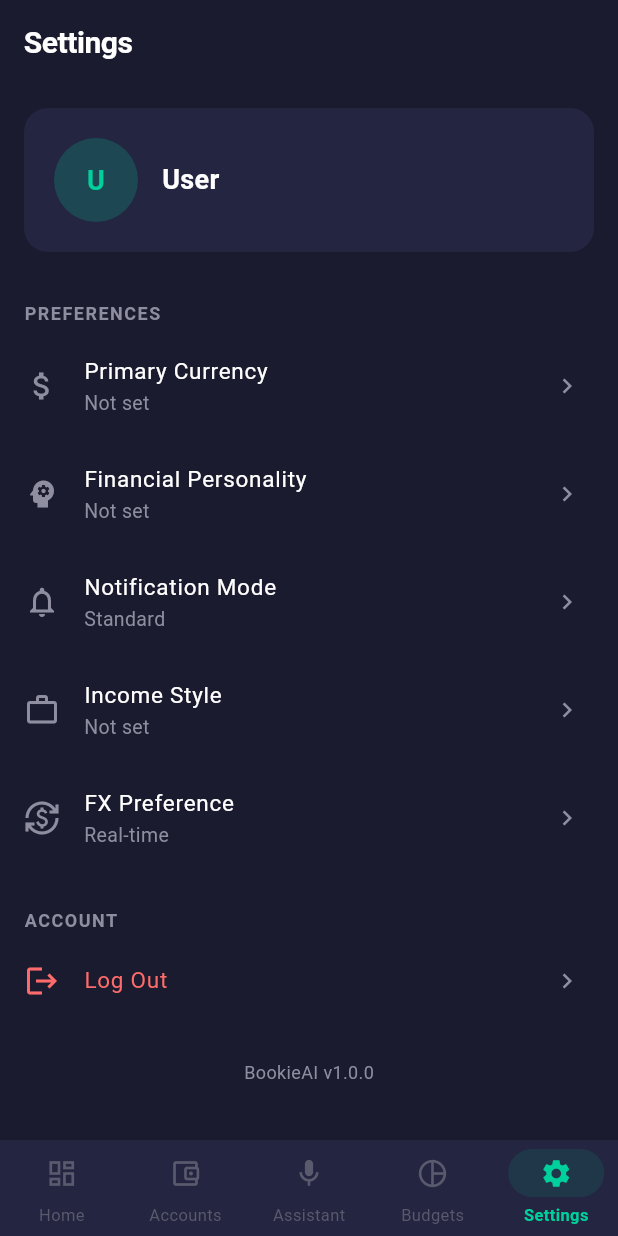
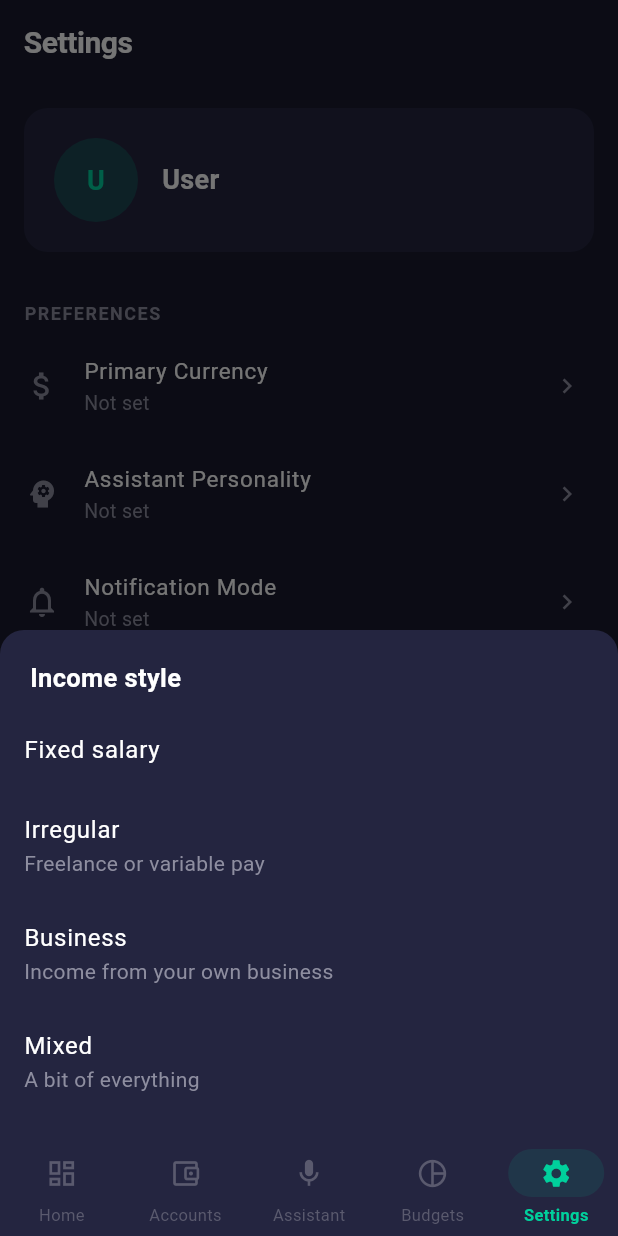
Before and after one commit to tony-eneh/bookie-ai, a Flutter app: the SettingsScreen screen opened by its route, after a tap on "Income Style", on a phone screen of 412 x 824 dp. Run offline on Flutter 3.47's test engine with Material 3 defaults, Android fonts, the phone set to English and light mode, and no system bars; our stand-ins replace dio, flutter_dotenv, flutter_riverpod, flutter_secure_storage, go_router, hive_flutter and 1 more; accounts and stored records are empty.

Commit message:
feat: save onboarding choices and settings to the server
- Register accepts the currency, income style and personality picked
  during onboarding (previously kept only in Hive and never sent), so the
  user and their default account start in the right currency; user and
  account are created in one transaction
- Login/register return the full profile (never the password hash), so
  the app knows the user's currency and preferences straight away
- Settings: currency, assistant personality, notification mode, income
  style and exchange-rate rows now open pickers that save to the server
  (they were no-ops), with readable labels; changing currency reloads
  converted totals

```diff
--- a/mobile/lib/features/settings/settings_screen.dart
+++ b/mobile/lib/features/settings/settings_screen.dart
@@ -3,7 +3,43 @@ import 'package:flutter_riverpod/flutter_riverpod.dart';
 import 'package:go_router/go_router.dart';
 import 'package:bookie_ai/core/theme/app_colors.dart';
 import 'package:bookie_ai/core/constants/app_constants.dart';
+import 'package:bookie_ai/data/providers/accounts_provider.dart';
 import 'package:bookie_ai/data/providers/auth_provider.dart';
+import 'package:bookie_ai/data/providers/dashboard_provider.dart';
+import 'package:bookie_ai/data/services/api_service.dart';
+
+typedef _Option = ({String value, String label, String? description});
+
+const List<_Option> _personalityOptions = [
+  (value: 'GENTLE', label: 'Gentle', description: 'Friendly nudges, no pressure'),
+  (value: 'DIRECT', label: 'Direct', description: 'Straight facts, short answers'),
+  (value: 'COACH_LIKE', label: 'Coach', description: 'Pushes you toward your goals'),
+];
+
+const List<_Option> _notificationOptions = [
+  (value: 'MINIMAL', label: 'Minimal', description: 'Only what needs your answer'),
+  (value: 'STANDARD', label: 'Standard', description: 'Questions plus budget warnings'),
+  (value: 'PROACTIVE', label: 'Proactive', description: 'Also tips and weekly summaries'),
+  (value: 'COACH', label: 'Coach', description: 'Regular check-ins on your goals'),
+];
+
+const List<_Option> _incomeOptions = [
+  (value: 'FIXED_SALARY', label: 'Fixed salary', description: null),
+  (value: 'IRREGULAR', label: 'Irregular', description: 'Freelance or variable pay'),
+  (value: 'BUSINESS', label: 'Business', description: 'Income from your own business'),
+  (value: 'MIXED', label: 'Mixed', description: 'A bit of everything'),
+];
+
+const List<_Option> _fxOptions = [
+  (value: 'REAL_TIME', label: 'Real-time', description: 'Latest exchange rates'),
+  (value: 'DAILY_AVERAGE', label: 'Daily average', description: 'Smoother, once a day'),
+  (value: 'MANUAL_OVERRIDE', label: 'Manual', description: 'Use rates you set'),
+];
+
+String _labelFor(List<_Option> options, String? value) =>
+    options.where((o) => o.value == value).firstOrNull?.label ??
+    value ??
+    'Not set';
 
 class SettingsScreen extends ConsumerWidget {
   const SettingsScreen({super.key});
@@ -26,35 +62,63 @@ class SettingsScreen extends ConsumerWidget {
             icon: Icons.attach_money,
             title: 'Primary Currency',
             subtitle: user?.primaryCurrency ?? 'Not set',
-            onTap: () => _showCurrencyPicker(context, ref),
+            onTap: () => _pick(
+              context,
+              ref,
+              title: 'Primary currency',
+              options: [
+                for (final c in AppConstants.supportedCurrencies)
+                  (
+                    value: c,
+                    label:
+                        '${AppConstants.currencySymbols[c] ?? ''}  $c'.trim(),
+                    description: null,
+                  ),
+              ],
+              current: user?.primaryCurrency,
+              save: (v) async {
+                await ref
+                    .read(authProvider.notifier)
+                    .updateProfile({'primaryCurrency': v});
+                // Totals are converted into this currency: reload them.
+                ref.invalidate(dashboardProvider);
+                await ref.read(accountsProvider.notifier).fetchAccounts();
+              },
+            ),
           ),
           _buildTile(
             context,
             icon: Icons.psychology,
-            title: 'Financial Personality',
-            subtitle: user?.financialPersonality ?? 'Not set',
-            onTap: () {},
+            title: 'Assistant Personality',
+            subtitle: _labelFor(_personalityOptions, user?.financialPersonality),
+            onTap: () => _pickPreference(context, ref, 'financialPersonality',
+                'Assistant personality', _personalityOptions,
+                user?.financialPersonality),
           ),
           _buildTile(
             context,
             icon: Icons.notifications_outlined,
             title: 'Notification Mode',
-            subtitle: user?.notificationMode ?? 'Standard',
-            onTap: () {},
+            subtitle: _labelFor(_notificationOptions, user?.notificationMode),
+            onTap: () => _pickPreference(context, ref, 'notificationMode',
+                'Notification mode', _notificationOptions,
+                user?.notificationMode),
           ),
           _buildTile(
             context,
             icon: Icons.work_outline,
             title: 'Income Style',
-            subtitle: user?.incomeStyle ?? 'Not set',
-            onTap: () {},
+            subtitle: _labelFor(_incomeOptions, user?.incomeStyle),
+            onTap: () => _pickPreference(context, ref, 'incomeStyle',
+                'Income style', _incomeOptions, user?.incomeStyle),
           ),
           _buildTile(
             context,
             icon: Icons.currency_exchange,
-            title: 'FX Preference',
-            subtitle: user?.fxPreference ?? 'Real-time',
-            onTap: () {},
+            title: 'Exchange Rates',
+            subtitle: _labelFor(_fxOptions, user?.fxPreference),
+            onTap: () => _pickPreference(context, ref, 'fxPreference',
+                'Exchange rates', _fxOptions, user?.fxPreference),
           ),
           const SizedBox(height: 8),
           _buildSectionHeader(context, 'Account'),
@@ -183,22 +247,90 @@ class SettingsScreen extends ConsumerWidget {
     );
   }
 
-  void _showCurrencyPicker(BuildContext context, WidgetRef ref) {
+  void _pickPreference(
+    BuildContext context,
+    WidgetRef ref,
+    String field,
+    String title,
+    List<_Option> options,
+    String? current,
+  ) {
+    _pick(
+      context,
+      ref,
+      title: title,
+      options: options,
+      current: current,
+      save: (v) =>
+          ref.read(authProvider.notifier).updatePreferences({field: v}),
+    );
+  }
+
+  /// Shows [options] in a bottom sheet and saves the chosen value.
+  void _pick(
+    BuildContext context,
+    WidgetRef ref, {
+    required String title,
+    required List<_Option> options,
+    required String? current,
+    required Future<void> Function(String value) save,
+  }) {
+    final messenger = ScaffoldMessenger.of(context);
     showModalBottomSheet(
       context: context,
+      isScrollControlled: true,
       backgroundColor: AppColors.surface,
       shape: const RoundedRectangleBorder(
         borderRadius: BorderRadius.vertical(top: Radius.circular(16)),
       ),
-      builder: (context) => ListView(
-        shrinkWrap: true,
-        children: AppConstants.supportedCurrencies
-            .map((c) => ListTile(
-                  title: Text(c,
-                      style: const TextStyle(color: AppColors.textPrimary)),
-                  onTap: () => Navigator.pop(context),
-                ))
-            .toList(),
+      builder: (sheetContext) => ConstrainedBox(
+        constraints: BoxConstraints(
+          maxHeight: MediaQuery.of(sheetContext).size.height * 0.7,
+        ),
+        child: ListView(
+          shrinkWrap: true,
+          padding: const EdgeInsets.only(bottom: 16),
+          children: [
+            Padding(
+              padding: const EdgeInsets.fromLTRB(20, 20, 20, 8),
+              child: Text(
+                title,
+                style: const TextStyle(
+                  color: AppColors.textPrimary,
+                  fontSize: 17,
+                  fontWeight: FontWeight.w600,
+                ),
+              ),
+            ),
+            for (final o in options)
+              ListTile(
+                title: Text(o.label,
+                    style: const TextStyle(color: AppColors.textPrimary)),
+                subtitle: o.description == null
+                    ? null
+                    : Text(o.description!,
+                        style:
+                            const TextStyle(color: AppColors.textSecondary)),
+                trailing: o.value == current
+                    ? const Icon(Icons.check, color: AppColors.accent)
+                    : null,
+                onTap: () async {
+                  Navigator.pop(sheetContext);
+                  if (o.value == current) return;
+                  try {
+                    await save(o.value);
+                  } catch (e) {
+                    messenger.showSnackBar(
+                      SnackBar(
+                        content: Text('Could not save: ${friendlyError(e)}'),
+                        backgroundColor: AppColors.expense,
+                      ),
+                    );
+                  }
+                },
+              ),
+          ],
+        ),
       ),
     );
   }
```
Also changed, not shown: mobile/lib/data/providers/auth_provider.dart (+25 -1 lines), mobile/lib/data/services/auth_service.dart (+20 -2 lines), 2 other files.
